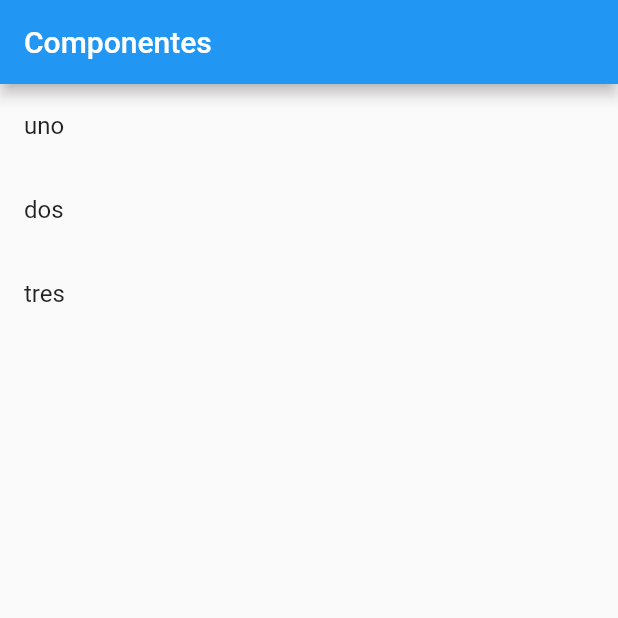
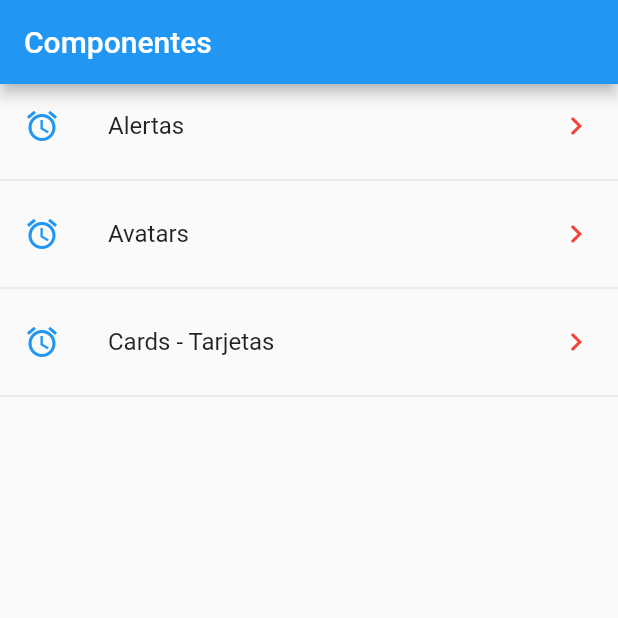
Before and after one commit to jorarmarfin/flutter-componentes, a Flutter app: the screen it shows after launch, on a phone screen of 412 x 824 dp, the top half of it. Run offline on Flutter 3.47's test engine with Material 2 defaults, Android fonts, the phone set to English and light mode, and no system bars.

```diff
--- a/lib/src/pages/home_page.dart
+++ b/lib/src/pages/home_page.dart
@@ -1,6 +1,5 @@
+import 'package:componentes/src/providers/menu_provider.dart';
 import 'package:flutter/material.dart';
-
-import 'package:componentes/src/providers/menu_provider.dart';
 
 class HomePage extends StatelessWidget {
   @override
@@ -14,24 +13,42 @@ class HomePage extends StatelessWidget {
   }
 
   Widget _lista() {
-    //print(menuProvider.opciones);
-
-    return ListView(
-      children: _listaItems(),
+    return FutureBuilder(
+      future: menuProvider.cagarData(),
+      builder: (context, AsyncSnapshot<List<dynamic>> snapshot) {
+        return ListView(
+          children: _listaItems(snapshot.data),
+        );
+      },
     );
   }
 
-  List<Widget> _listaItems() {
-    return [
-      ListTile(
-        title: Text('uno'),
-      ),
-      ListTile(
-        title: Text('dos'),
-      ),
-      ListTile(
-        title: Text('tres'),
-      ),
-    ];
+  List<Widget> _listaItems(data) {
+    final List<dynamic> lista = data;
+    final List<Widget> opciones = [];
+
+    lista.forEach((opt) {
+      final widgetTemp = ListTile(
+        title: Text(opt['texto']),
+        leading: Icon(Icons.access_alarm, color: Colors.blue),
+        trailing: Icon(Icons.keyboard_arrow_right, color: Colors.red),
+        onTap: () {},
+      );
+      opciones
+        ..add(widgetTemp)
+        ..add(Divider());
+    });
+    return opciones;
   }
+
+  // List<Widget> _listaItemsSeteado() {
+  //   return [
+  //     ListTile(title: Text('uno')),
+  //     Divider(),
+  //     ListTile(title: Text('dos')),
+  //     Divider(),
+  //     ListTile(title: Text('tres')),
+  //     Divider()
+  //   ];
+  // }
 }
--- a/lib/src/providers/menu_provider.dart
+++ b/lib/src/providers/menu_provider.dart
@@ -1,14 +1,14 @@
+import 'dart:convert';
+
 import 'package:flutter/services.dart' show rootBundle;
-import 'dart:convert';
 
 class _MenuProvider {
   List<dynamic> opciones = [];
 
-  Future<List<dynamic>> cargarData() async {
+  Future<List<dynamic>> cagarData() async {
     final resp = await rootBundle.loadString('data/menu_opts.json');
     Map dataMap = json.decode(resp);
     opciones = dataMap['rutas'];
-    print(dataMap);
     return opciones;
   }
 }
```
